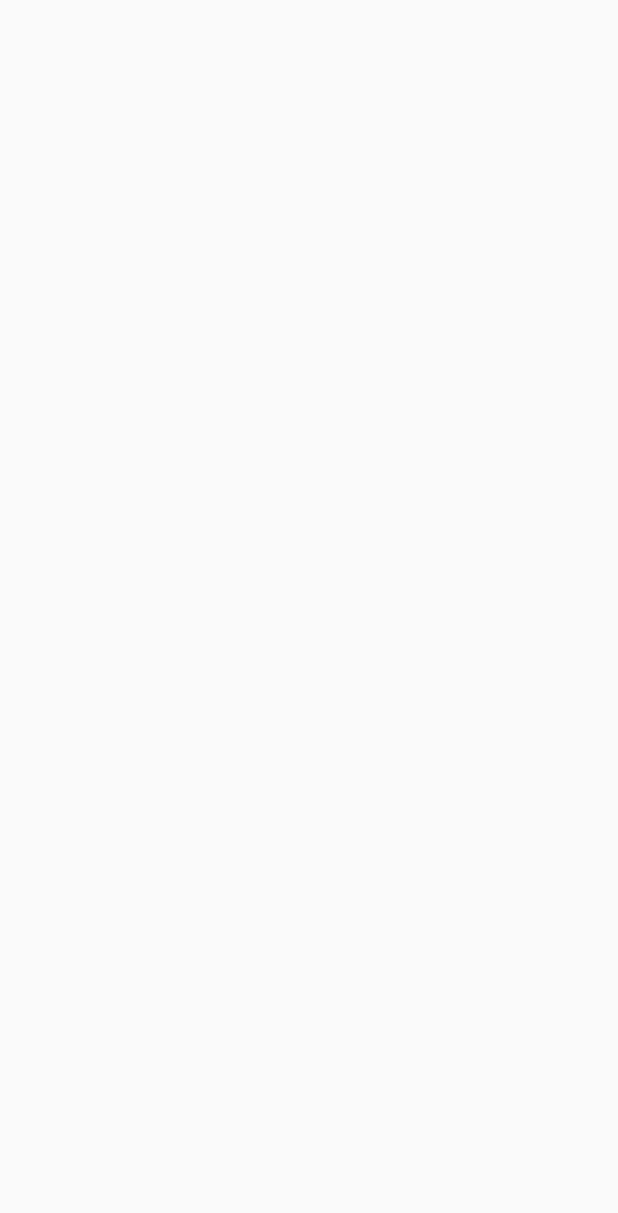
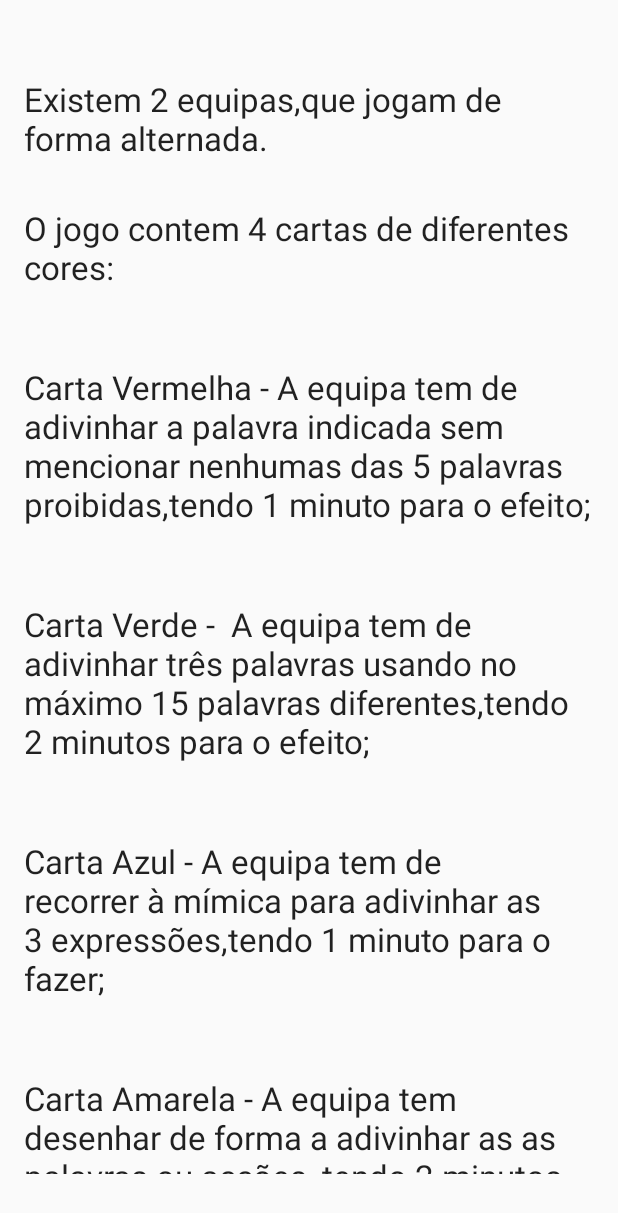
Before and after one commit to dashraven/ProjetoTaboo, an Android app: the Rules screen opened directly, with no data from a screen before it, on a phone screen of 412 x 824 dp. Before the commit the part shown is empty. Shown: the top 1213 px of the screen. Run offline under Robolectric (Android 15) with nearby library versions, the phone set to English and light mode, and no system bars.

Commit message:
Added rules textView

```diff
--- a/app/src/main/res/layout/activity_rules.xml
+++ b/app/src/main/res/layout/activity_rules.xml
@@ -9,4 +9,84 @@
     android:paddingTop="@dimen/activity_vertical_margin"
     tools:context="com.dashraven.projetotaboo.Rules">
 
+    <TextView
+        android:layout_width="wrap_content"
+        android:layout_height="wrap_content"
+        android:textAppearance="?android:attr/textAppearanceLarge"
+        android:text="Existem 2 equipas,que jogam de forma alternada."
+        android:id="@+id/rulesView1"
+        android:layout_alignParentRight="true"
+        android:layout_alignParentEnd="true"
+        android:layout_alignParentLeft="true"
+        android:layout_alignParentStart="true"
+        android:layout_alignParentTop="true"
+        android:paddingEnd="10dp"
+        android:paddingTop="35dp"
+        android:paddingBottom="5dp" />
+    <TextView
+        android:layout_width="wrap_content"
+        android:layout_height="wrap_content"
+        android:textAppearance="?android:attr/textAppearanceLarge"
+        android:text="O jogo contem 4 cartas de diferentes cores:"
+        android:id="@+id/rulesView2"
+        android:layout_below="@+id/rulesView1"
+        android:layout_alignParentLeft="true"
+        android:layout_alignParentStart="true"
+        android:layout_alignRight="@+id/rulesView1"
+        android:layout_alignEnd="@+id/rulesView1"
+        android:paddingTop="25dp"
+        android:paddingBottom="25dp" />
+    <TextView
+        android:layout_width="wrap_content"
+        android:layout_height="wrap_content"
+        android:textAppearance="?android:attr/textAppearanceLarge"
+        android:text="Carta Vermelha - A equipa tem de adivinhar a palavra indicada sem mencionar nenhumas das 5 palavras proibidas,tendo 1 minuto para o efeito;"
+        android:id="@+id/rulesView3"
+        android:layout_below="@+id/rulesView2"
+        android:paddingTop="25dp"
+        android:paddingBottom="25dp" />
+    <TextView
+        android:layout_width="wrap_content"
+        android:layout_height="wrap_content"
+        android:textAppearance="?android:attr/textAppearanceLarge"
+        android:text="Carta Verde -  A equipa tem de adivinhar três palavras usando no máximo 15 palavras diferentes,tendo 2 minutos para o efeito;"
+        android:id="@+id/rulesView4"
+        android:layout_below="@+id/rulesView3"
+        android:paddingTop="25dp"
+        android:paddingBottom="25dp" />
+    <TextView
+        android:layout_width="wrap_content"
+        android:layout_height="wrap_content"
+        android:textAppearance="?android:attr/textAppearanceLarge"
+        android:text="Carta Azul - A equipa tem de recorrer à mímica para adivinhar as 3 expressões,tendo 1 minuto para o fazer;"
+        android:id="@+id/rulesView5"
+        android:layout_below="@+id/rulesView4"
+        android:paddingTop="25dp"
+        android:paddingBottom="25dp"
+        android:layout_alignRight="@+id/rulesView6"
+        android:layout_alignEnd="@+id/rulesView6"
+        android:layout_alignParentLeft="true"
+        android:layout_alignParentStart="true" />
+    <TextView
+        android:layout_width="wrap_content"
+        android:layout_height="wrap_content"
+        android:textAppearance="?android:attr/textAppearanceLarge"
+        android:text="Carta Amarela - A equipa tem desenhar de forma a adivinhar as as palavras ou acções, tendo 2 minutos para o efeito."
+        android:id="@+id/rulesView6"
+        android:layout_below="@+id/rulesView5"
+        android:paddingTop="25dp"
+        android:paddingBottom="25dp" />
+    <TextView
+        android:layout_width="wrap_content"
+        android:layout_height="wrap_content"
+        android:textAppearance="?android:attr/textAppearanceLarge"
+        android:text="Cada resposta certa dá um ponto. Vence a equipa que chegar primeiro aos 50 pontos.x"
+        android:id="@+id/rulesView7"
+        android:layout_below="@+id/rulesView6"
+        android:paddingTop="25dp"
+        android:paddingBottom="25dp"
+        android:layout_alignRight="@+id/rulesView6"
+        android:layout_alignEnd="@+id/rulesView6"
+        android:layout_alignParentLeft="true"
+        android:layout_alignParentStart="true" />
 </RelativeLayout>
```
